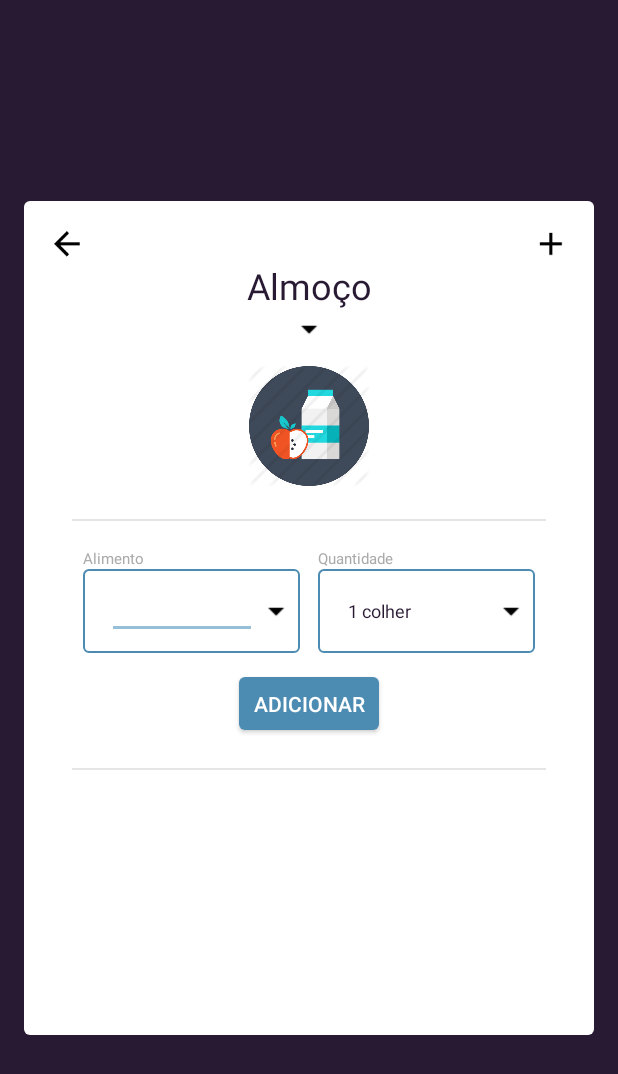
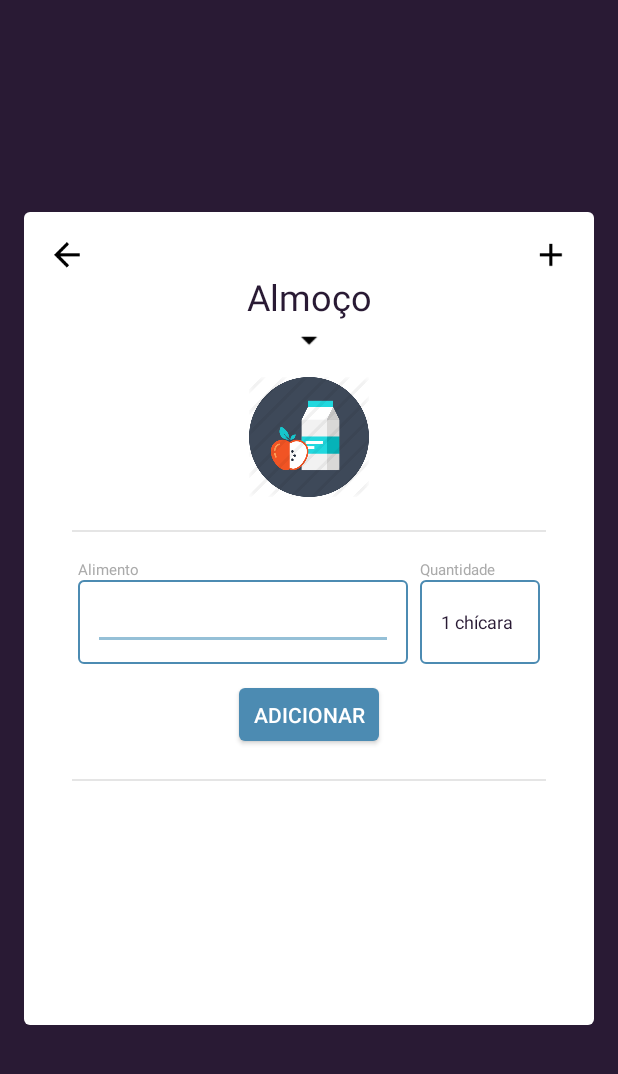
Before and after one commit to almeida1492/nutre, an Android app: the NewMealActivity screen opened directly, with no data from a screen before it, on a phone screen of 412 x 824 dp. Shown: the top 1074 px of the screen. Run offline under Robolectric (Android 15) with nearby library versions, the phone set to English and light mode, and no system bars; our stand-ins replace Room's generated code; libraries missing offline, so code that uses them is left out: android.arch.persistence.

Commit message:
fix: adjust newMealActivity layout

```diff
--- a/app/src/main/java/com/example/henriqueribeirodealmeida/nutre/NewMealActivity.java
+++ b/app/src/main/java/com/example/henriqueribeirodealmeida/nutre/NewMealActivity.java
@@ -105,7 +105,7 @@ public class NewMealActivity extends AppCompatActivity {
                 }
                 adapter.notifyDataSetChanged();
                 setListViewHeight(addedFoodList);
-                foodPickerView.clearListSelection();
+                foodPickerView.setText("");
             }
         });
 
--- a/app/src/main/res/layout/activity_new_meal.xml
+++ b/app/src/main/res/layout/activity_new_meal.xml
@@ -2,6 +2,7 @@
 
 <ScrollView xmlns:android="http://schemas.android.com/apk/res/android"
     xmlns:app="http://schemas.android.com/apk/res-auto"
+    xmlns:tools="http://schemas.android.com/tools"
     android:id="@+id/main_scroll_view"
     android:layout_width="match_parent"
     android:layout_height="match_parent"
@@ -15,6 +16,7 @@
         <android.support.constraint.ConstraintLayout
             android:layout_width="match_parent"
             android:layout_height="wrap_content"
+            android:paddingBottom="16dp"
             app:layout_constraintTop_toTopOf="parent"
             app:layout_constraintLeft_toLeftOf="parent"
             app:layout_constraintRight_toRightOf="parent"
@@ -103,8 +105,8 @@
                 android:gravity="center_vertical"
                 android:orientation="horizontal"
                 android:paddingBottom="9dp"
-                android:paddingLeft="16dp"
-                android:paddingRight="3dp"
+                android:paddingLeft="10dp"
+                android:paddingRight="10dp"
                 android:paddingTop="9dp"
                 app:layout_constraintLeft_toLeftOf="parent"
                 app:layout_constraintRight_toLeftOf="@id/quantity_picker"
@@ -112,17 +114,12 @@
 
                 <AutoCompleteTextView
                     android:id="@+id/food_picker_text_view"
-                    android:layout_width="100dp"
+                    android:layout_width="200dp"
                     android:layout_height="wrap_content"
                     android:ellipsize="end"
                     android:maxLines="1"
                     android:textColor="@color/colorPrimaryDark"
                     android:textSize="12sp" />
-
-                <ImageView
-                    android:layout_width="25dp"
-                    android:layout_height="25dp"
-                    android:src="@drawable/arrow_drop_down" />
             </LinearLayout>
 
             <TextView
@@ -145,27 +142,22 @@
                 android:gravity="center_vertical"
                 android:orientation="horizontal"
                 android:paddingBottom="9dp"
-                android:paddingLeft="16dp"
-                android:paddingRight="3dp"
+                android:paddingLeft="10dp"
+                android:paddingRight="10dp"
                 android:paddingTop="9dp"
                 app:layout_constraintLeft_toRightOf="@id/food_picker"
                 app:layout_constraintRight_toRightOf="parent"
                 app:layout_constraintTop_toBottomOf="@id/meal_type_icon">
 
                 <AutoCompleteTextView
-                    android:layout_width="100dp"
+                    android:layout_width="60dp"
                     android:layout_height="wrap_content"
                     android:ellipsize="end"
                     android:maxLines="1"
                     android:maxWidth="80dp"
-                    android:text="1 colher"
+                    android:text="1 chícara"
                     android:textColor="@color/colorPrimaryDark"
                     android:textSize="12sp" />
-
-                <ImageView
-                    android:layout_width="25dp"
-                    android:layout_height="25dp"
-                    android:src="@drawable/arrow_drop_down" />
             </LinearLayout>
 
             <Button
@@ -198,8 +190,8 @@
                 android:layout_height="wrap_content"
                 android:layout_marginLeft="17dp"
                 android:layout_marginRight="4dp"
-                android:layout_marginTop="70dp"
-                android:layout_marginBottom="16dp"
+                android:layout_marginTop="40dp"
+                tools:listitem="@layout/item_meal"
                 app:layout_constraintTop_toBottomOf="@id/add_item" />
 
         </android.support.constraint.ConstraintLayout>
```
